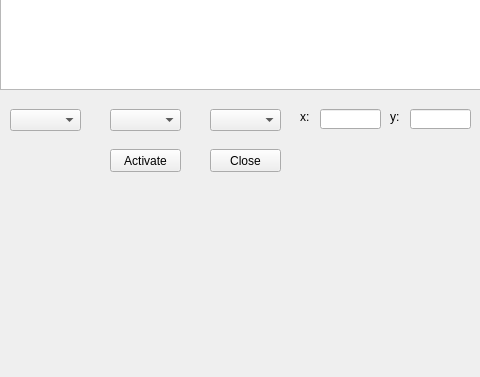
Above: osd/wallwnd.ui from jpcstpj7281/gameseer before the change; both pictures show x 0 to 480 and y 391 to 768 of the 1024 by 768 pixel window. Below: the same form after it.
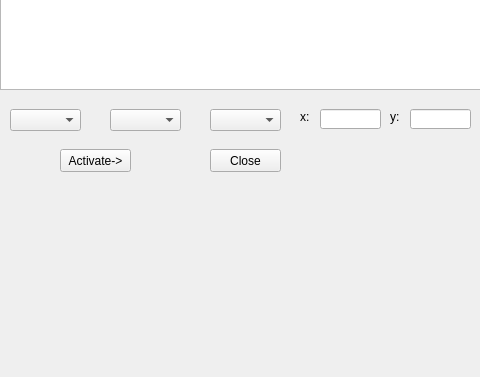
That is the form after the change.

What changed in the file:
```diff
--- a/osd/wallwnd.ui
+++ b/osd/wallwnd.ui
@@ -252,14 +252,14 @@
   <widget class="QPushButton" name="pbActivateRing">
    <property name="geometry">
     <rect>
-     <x>110</x>
+     <x>60</x>
      <y>540</y>
      <width>71</width>
      <height>23</height>
     </rect>
    </property>
    <property name="text">
-    <string>Activate</string>
+    <string>Activate-&gt;</string>
    </property>
   </widget>
   <widget class="QPushButton" name="pbCloseWnd">
```
